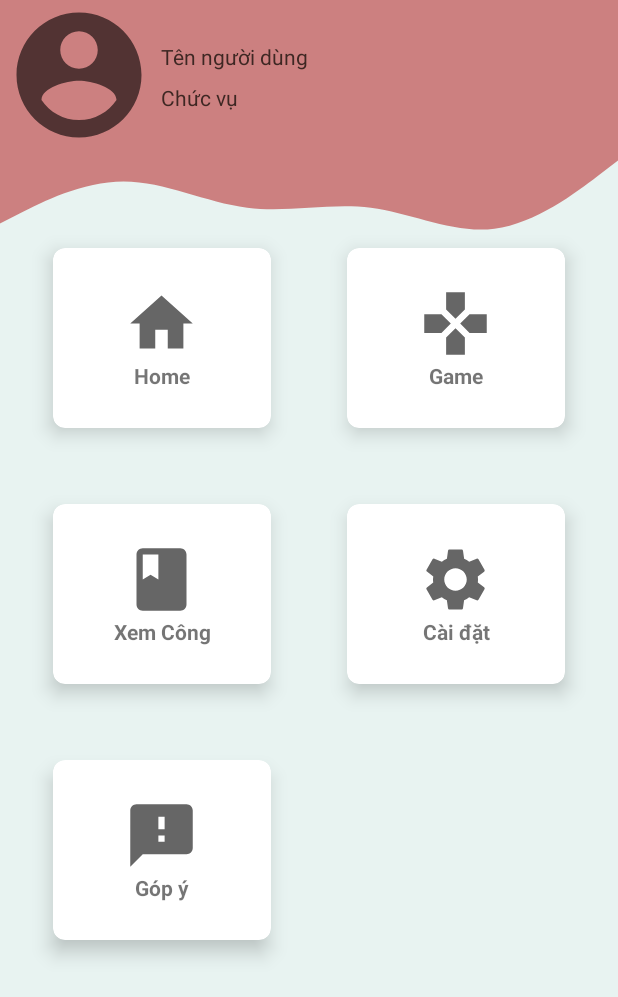
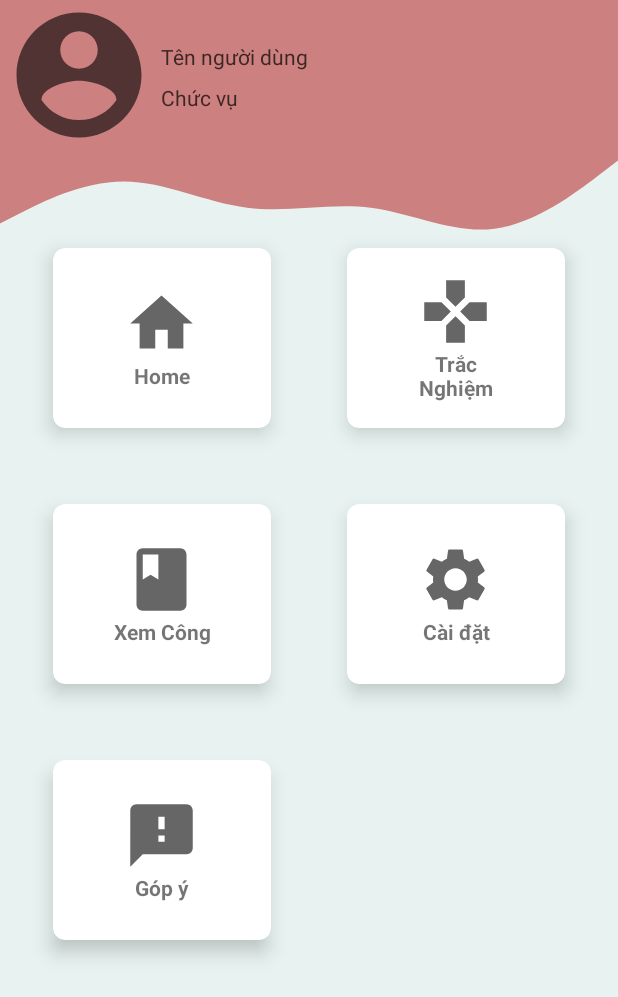
Before and after one commit to StingXIII/AppChamCong, an Android app: the layout fragment_trang_chu__n_v.xml on its own in the app's theme, with its tools: preview values and no code run, on a phone screen of 412 x 824 dp. Shown: the top 997 px of the screen. Run offline under Robolectric (Android 15) with nearby library versions, the phone set to English and light mode, and no system bars.

Commit message:
22/07 20:00

```diff
--- a/app/src/main/res/layout/fragment_trang_chu__n_v.xml
+++ b/app/src/main/res/layout/fragment_trang_chu__n_v.xml
@@ -133,7 +133,7 @@
                 <TextView
                     android:layout_width="80dp"
                     android:layout_height="wrap_content"
-                    android:text="Game"
+                    android:text="Trắc Nghiệm"
                     android:textStyle="bold"
                     android:textAlignment="center" />
 
```
